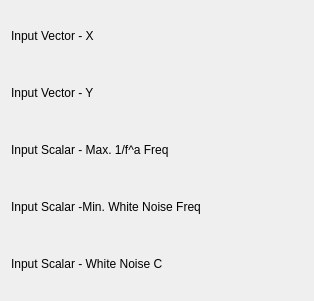
Old version of the form src/plugins/fits/kneefrequency/fitkneefrequencyconfig.ui in the repository Kst-plot/kst.
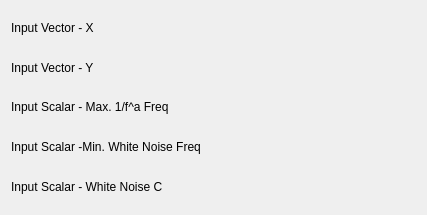
New version of the form. Custom widgets are drawn as their Qt base class.

```diff
--- a/src/plugins/fits/kneefrequency/fitkneefrequencyconfig.ui
+++ b/src/plugins/fits/kneefrequency/fitkneefrequencyconfig.ui
@@ -5,13 +5,19 @@
    <rect>
     <x>0</x>
     <y>0</y>
-    <width>314</width>
-    <height>301</height>
+    <width>427</width>
+    <height>215</height>
    </rect>
   </property>
+  <property name="minimumSize" >
+   <size>
+    <width>400</width>
+    <height>0</height>
+   </size>
+  </property>
   <layout class="QVBoxLayout" name="verticalLayout" >
    <item>
-    <layout class="QHBoxLayout" name="horizontalLayout_2" >
+    <layout class="QHBoxLayout" name="horizontalLayout_5" >
      <item>
       <widget class="QLabel" name="label_4" >
        <property name="sizePolicy" >
@@ -28,6 +34,19 @@
        </property>
       </widget>
      </item>
+     <item>
+      <spacer name="horizontalSpacer" >
+       <property name="orientation" >
+        <enum>Qt::Horizontal</enum>
+       </property>
+       <property name="sizeHint" stdset="0" >
+        <size>
+         <width>40</width>
+         <height>20</height>
+        </size>
+       </property>
+      </spacer>
+     </item>
      <item>
       <widget class="Kst::VectorSelector" native="1" name="_vectorX" >
        <property name="sizePolicy" >
@@ -41,7 +60,7 @@
     </layout>
    </item>
    <item>
-    <layout class="QHBoxLayout" name="horizontalLayout" >
+    <layout class="QHBoxLayout" name="horizontalLayout_4" >
      <item>
       <widget class="QLabel" name="label_3" >
        <property name="sizePolicy" >
@@ -58,6 +77,19 @@
        </property>
       </widget>
      </item>
+     <item>
+      <spacer name="horizontalSpacer_2" >
+       <property name="orientation" >
+        <enum>Qt::Horizontal</enum>
+       </property>
+       <property name="sizeHint" stdset="0" >
+        <size>
+         <width>40</width>
+         <height>20</height>
+        </size>
+       </property>
+      </spacer>
+     </item>
      <item>
       <widget class="Kst::VectorSelector" native="1" name="_vectorY" >
        <property name="sizePolicy" >
@@ -88,13 +120,26 @@
        </property>
       </widget>
      </item>
+     <item>
+      <spacer name="horizontalSpacer_3" >
+       <property name="orientation" >
+        <enum>Qt::Horizontal</enum>
+       </property>
+       <property name="sizeHint" stdset="0" >
+        <size>
+         <width>40</width>
+         <height>20</height>
+        </size>
+       </property>
+      </spacer>
+     </item>
      <item>
       <widget class="Kst::ScalarSelector" native="1" name="_scalarMax" />
      </item>
     </layout>
    </item>
    <item>
-    <layout class="QHBoxLayout" name="horizontalLayout_7" >
+    <layout class="QHBoxLayout" name="horizontalLayout_2" >
      <item>
       <widget class="QLabel" name="label_9" >
        <property name="sizePolicy" >
@@ -111,13 +156,26 @@
        </property>
       </widget>
      </item>
+     <item>
+      <spacer name="horizontalSpacer_4" >
+       <property name="orientation" >
+        <enum>Qt::Horizontal</enum>
+       </property>
+       <property name="sizeHint" stdset="0" >
+        <size>
+         <width>40</width>
+         <height>20</height>
+        </size>
+       </property>
+      </spacer>
+     </item>
      <item>
       <widget class="Kst::ScalarSelector" native="1" name="_scalarMin" />
      </item>
     </layout>
    </item>
    <item>
-    <layout class="QHBoxLayout" name="horizontalLayout_6" >
+    <layout class="QHBoxLayout" name="horizontalLayout" >
      <item>
       <widget class="QLabel" name="label_8" >
        <property name="sizePolicy" >
@@ -134,6 +192,19 @@
        </property>
       </widget>
      </item>
+     <item>
+      <spacer name="horizontalSpacer_5" >
+       <property name="orientation" >
+        <enum>Qt::Horizontal</enum>
+       </property>
+       <property name="sizeHint" stdset="0" >
+        <size>
+         <width>40</width>
+         <height>20</height>
+        </size>
+       </property>
+      </spacer>
+     </item>
      <item>
       <widget class="Kst::ScalarSelector" native="1" name="_scalarWhiteNoise" />
      </item>
```
Left out of the diff: 2 changed lines with no effect on the pictures.
